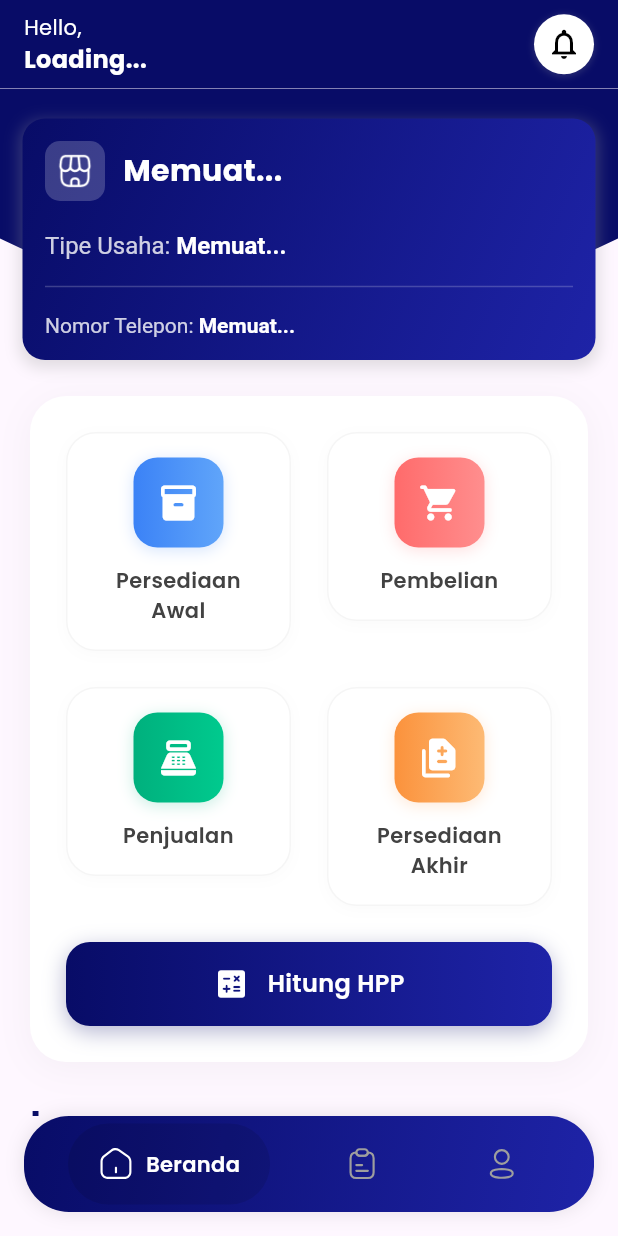
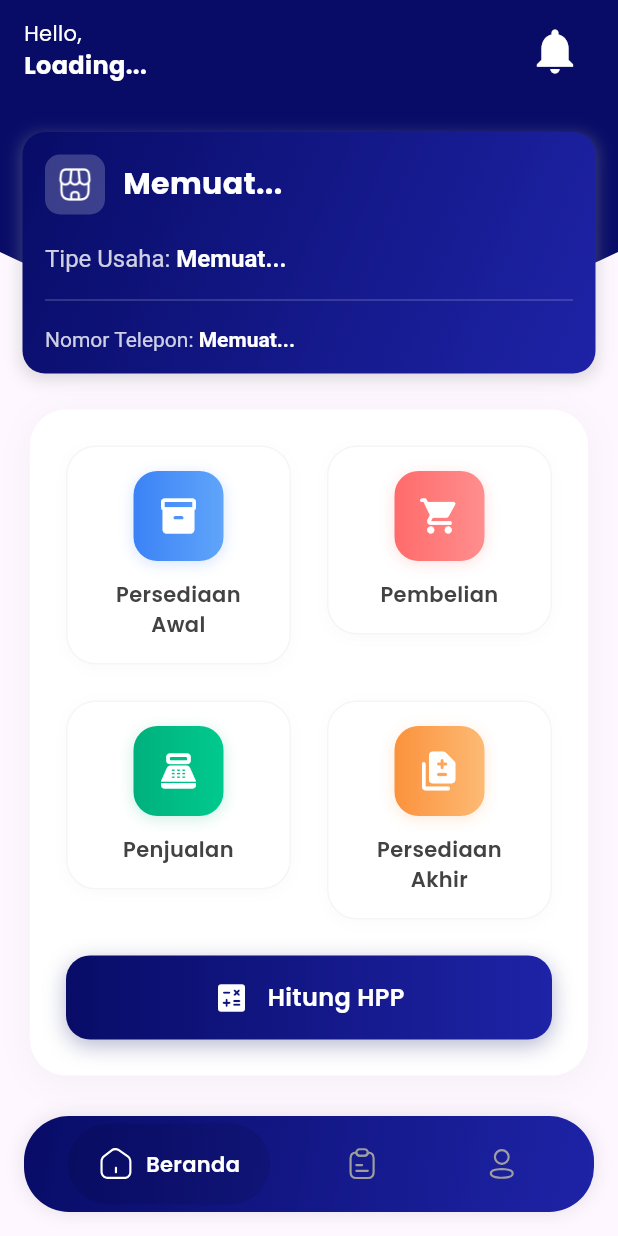
Before and after one commit to cuatiawww/hpp_project, a Flutter app: the HomePage screen opened by its route, on a phone screen of 412 x 824 dp. Run offline on Flutter 3.47's test engine with Material 3 defaults, Android fonts, the phone set to English and light mode, and no system bars; our stand-ins replace cloud_firestore, firebase_auth, firebase_core, flutter_form_builder, flutter_svg, fluttertoast and 7 more; accounts and stored records are empty.

Commit message:
create a fixed notification page

```diff
--- a/lib/auth/view/login.dart
+++ b/lib/auth/view/login.dart
@@ -2,6 +2,7 @@ import 'package:flutter/material.dart';
 import 'package:get/get.dart';
 import 'package:hpp_project/routes/routes.dart';
 import 'package:hpp_project/auth/controllers/auth_controller.dart';
+import 'package:hpp_project/Perusahaan_Dagang/notification/service/notification_service.dart';
 
 class LoginPage extends StatefulWidget {
   LoginPage({super.key});
--- a/lib/home/components/custom_header.dart
+++ b/lib/home/components/custom_header.dart
@@ -4,6 +4,8 @@ import 'package:flutter/material.dart';
 import 'package:firebase_auth/firebase_auth.dart';
 import 'package:get/get.dart';
 import 'package:hpp_project/auth/controllers/data_pribadi_controller.dart';
+import 'package:cloud_firestore/cloud_firestore.dart';
+import 'package:hpp_project/routes/routes.dart';
 
 class CustomHeader extends StatelessWidget {
   @override
@@ -23,7 +25,7 @@ class CustomHeader extends StatelessWidget {
               if (currentUser != null)
                 GetX<DataPribadiController>(
                   tag: currentUser.uid,
-                  init: DataPribadiController(uid: currentUser.uid), // Tambahkan ini
+                  init: DataPribadiController(uid: currentUser.uid),
                   builder: (controller) => Column(
                     crossAxisAlignment: CrossAxisAlignment.start,
                     mainAxisAlignment: MainAxisAlignment.center,
@@ -56,25 +58,67 @@ class CustomHeader extends StatelessWidget {
                     fontSize: 16,
                   ),
                 ),
-              Container(
-                padding: EdgeInsets.all(8),
+
+              // Icon Notifikasi dengan StreamBuilder
+              if (currentUser != null)
+                StreamBuilder(
+                  stream: FirebaseFirestore.instance
+                      .collection('Users')
+                      .doc(currentUser.uid)
+                      .collection('Notifications')
+                      .where('isRead', isEqualTo: false)
+                      .snapshots(),
+                  builder: (context, AsyncSnapshot<QuerySnapshot> snapshot) {
+                    bool hasUnreadNotifications =
+                        snapshot.hasData && snapshot.data!.docs.isNotEmpty;
+
+                    return IconButton(
+                      icon: Stack(
+                        children: [
+                          Icon(
+                            Icons.notifications,
+                            color: Colors.white,
+                            size: 36,
+                          ),
+                          if (hasUnreadNotifications)
+                            Positioned(
+                              right: 0,
+                              top: 0,
+                              child: Container(
+                                padding: EdgeInsets.all(6),
                                 decoration: BoxDecoration(
+                                  color: Colors.red,
+                                  shape: BoxShape.circle,
+                                ),
+                                child: Text(
+                                  '!',
+                                  style: TextStyle(
                                     color: Colors.white,
-                  shape: BoxShape.circle,
-                  boxShadow: [
-                    BoxShadow(
-                      color: Colors.grey.withOpacity(0.2),
-                      spreadRadius: 1,
-                      blurRadius: 3,
-                      offset: Offset(0, 1),
+                                    fontSize: 12,
+                                    fontWeight: FontWeight.bold,
+                                  ),
+                                ),
+                              ),
                             ),
                         ],
                       ),
-                child: Icon(
-                  Icons.notifications_none_outlined,
-                  color: Colors.black,
-                  size: 24,
+                      onPressed: () {
+                        // Navigasi ke halaman notifikasi
+                        Get.toNamed(Routes.notif);
+                      },
+                    );
+                  },
+                )
+              else
+                IconButton(
+                  icon: Icon(
+                    Icons.notifications,
+                    color: Colors.white,
+                    size: 36,
                   ),
+                  onPressed: () {
+                    Get.toNamed(Routes.notif);
+                  },
                 ),
             ],
           ),
--- a/lib/main.dart
+++ b/lib/main.dart
@@ -2,6 +2,7 @@ import 'package:firebase_auth/firebase_auth.dart';
 import 'package:firebase_core/firebase_core.dart';
 import 'package:flutter/material.dart';
 import 'package:get/get.dart';
+import 'package:hpp_project/Perusahaan_Dagang/notification/notif.dart';
 import 'package:hpp_project/auth/view/info_screen.dart';
 import 'package:hpp_project/home/home_page.dart';
 import 'package:hpp_project/perusahaan_dagang/pages/input_pers_awal.dart';
@@ -62,6 +63,7 @@ class MyApp extends StatelessWidget {
               GetPage(name: Routes.persAwal, page: () => PersAwal()),
               GetPage(name: Routes.persAkhir, page: () => PersAkhirPage()),
               GetPage(name: Routes.infoScreen, page: () => InfoScreen()),
+              GetPage(name: Routes.notif, page: () => NotificationPage()),
             ],
           );
         }
--- a/lib/routes/routes.dart
+++ b/lib/routes/routes.dart
@@ -14,4 +14,5 @@ class Routes {
   static const String persAkhir = '/pers_akhir';
   static const String inputPersAwal = '/input_pers_awal';
   static const String testFirestore = '/test-firestore'; // Tambahkan rute ini
+  static const String notif = '/notif_page';
 }
```
Also changed, not shown: lib/Perusahaan_Dagang/notification/notif.dart (added, +132 -0 lines), lib/Perusahaan_Dagang/notification/service/notification_service.dart (added, +24 -0 lines), lib/auth/controllers/auth_controller.dart (+9 -1 lines), lib/auth/view/info_screen.dart (+7 -0 lines). Lines whose indentation alone changed are shown as unchanged.
